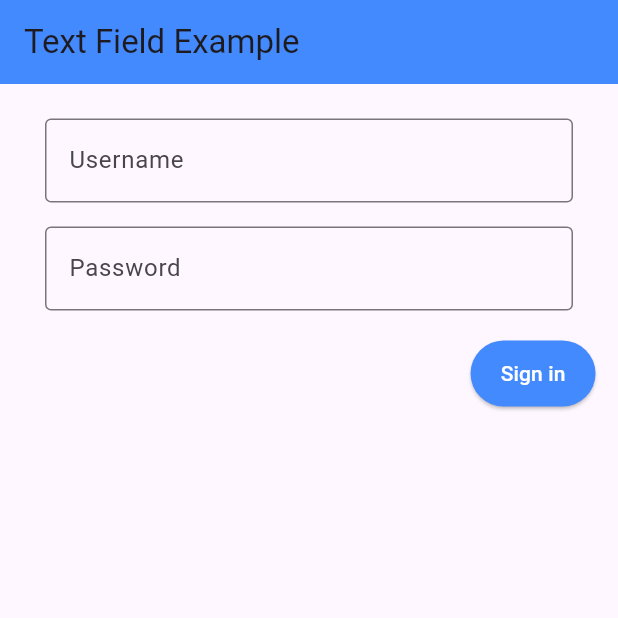
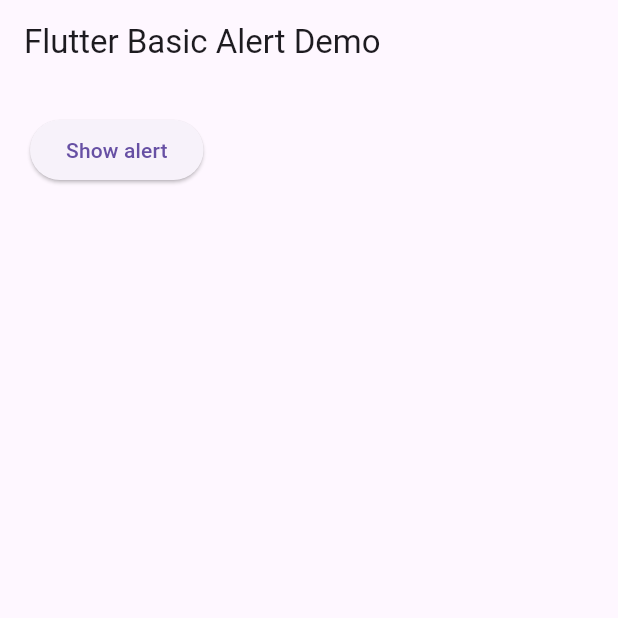
Before and after one commit to jflunarko/flutter-basic, a Flutter app: the screen it shows after launch, on a phone screen of 412 x 824 dp, the top half of it. Run offline on Flutter 3.47's test engine with Material 3 defaults, Android fonts, the phone set to English and light mode, and no system bars.

Commit message:
add alert dialog, checkbox, radiobutton, checkboxlistitle, snackbar

```diff
--- /dev/null
+++ b/lib/AlertDialog.dart
@@ -0,0 +1,58 @@
+import 'package:flutter/material.dart';
+
+class AlertdialogApp extends StatelessWidget {
+  const AlertdialogApp({super.key});
+
+  @override
+  Widget build(BuildContext context) {
+     final appTitle = 'Flutter Basic Alert Demo';
+    return Scaffold(
+      appBar: AppBar(
+        title: Text(appTitle),
+      ),
+      body: MyAlert(),
+    );
+  }
+}
+
+class MyAlert extends StatelessWidget {
+  @override
+  Widget build(BuildContext context) {
+    return Padding(
+      padding: const EdgeInsets.all(20.0),
+      child: ElevatedButton(
+        child: Text('Show alert'),
+        onPressed: () {
+          showAlertDialog(context);
+        },
+      ),
+    );
+  }
+}
+
+showAlertDialog(BuildContext context) {
+  // Create button
+  Widget okButton = TextButton(
+    child: Text("OK"),
+    onPressed: () {
+      Navigator.of(context).pop();
+    },
+  );
+
+  // Create AlertDialog
+  AlertDialog alert = AlertDialog(
+    title: Text("Simple Alert"),
+    content: Text("This is an alert message."),
+    actions: [
+      okButton,
+    ],
+  );
+
+  // show the dialog
+  showDialog(
+    context: context,
+    builder: (BuildContext context) {
+      return alert;
+    },
+  );
+}
--- a/lib/main.dart
+++ b/lib/main.dart
@@ -1,13 +1,19 @@
 import 'package:flutter/material.dart';
+import 'package:flutter_00/AlertDialog.dart';
 import 'package:flutter_00/ContainerTest.dart';
 import 'package:flutter_00/RichTextIcon.dart';
 import 'package:flutter_00/RowTest.dart';
 import 'package:flutter_00/ScaffoldTest.dart';
 import 'package:flutter_00/bubblesort.dart';
+import 'package:flutter_00/checkbox.dart';
+import 'package:flutter_00/checkboxListTitle.dart';
 import 'package:flutter_00/login.dart';
 import 'package:flutter_00/product_sort.dart';
 import 'package:flutter_00/ColumnTest.dart';
 import 'package:flutter_00/RichText.dart';
+import 'package:flutter_00/RadioButton.dart';
+import 'package:flutter_00/snackbar.dart';
+
 
 void main() {
   runApp(const MyApp());
@@ -22,7 +28,7 @@
     return MaterialApp(
       debugShowCheckedModeBanner: false,
 
-      home: LoginPage(),
+      home: AlertdialogApp(),
     );
   }
 }
```
Also changed, not shown: lib/RadioButton.dart (added, +75 -0 lines), lib/checkbox.dart (added, +61 -0 lines), lib/checkboxListTitle.dart (added, +56 -0 lines), lib/snackbar.dart (added, +50 -0 lines).
